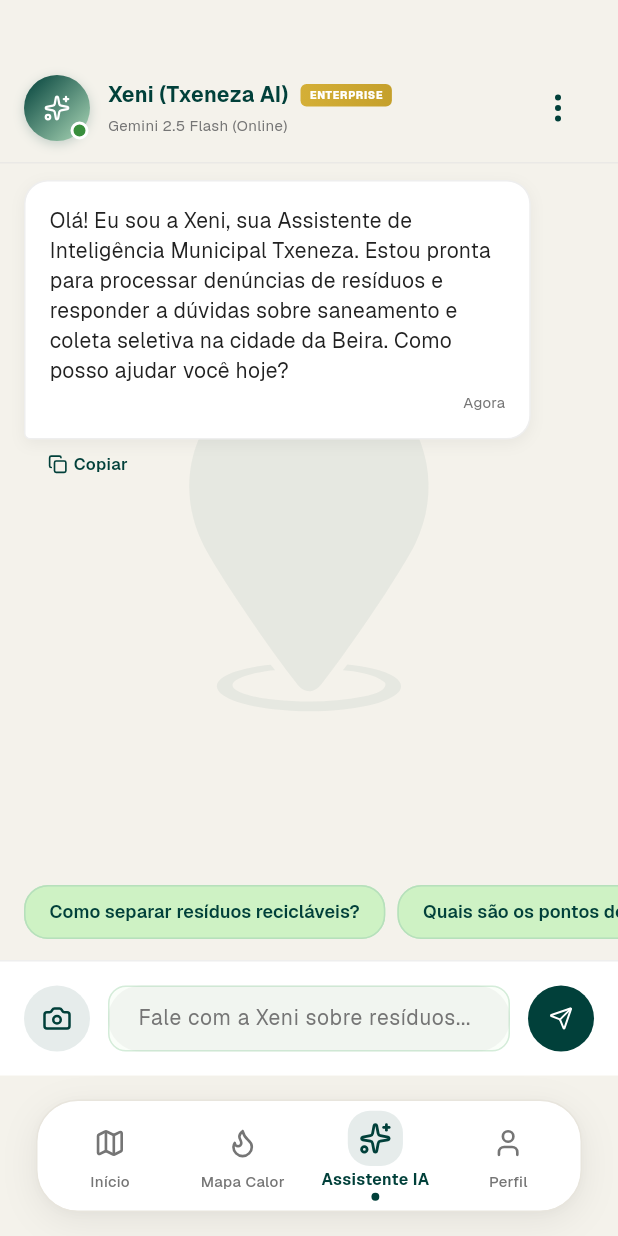
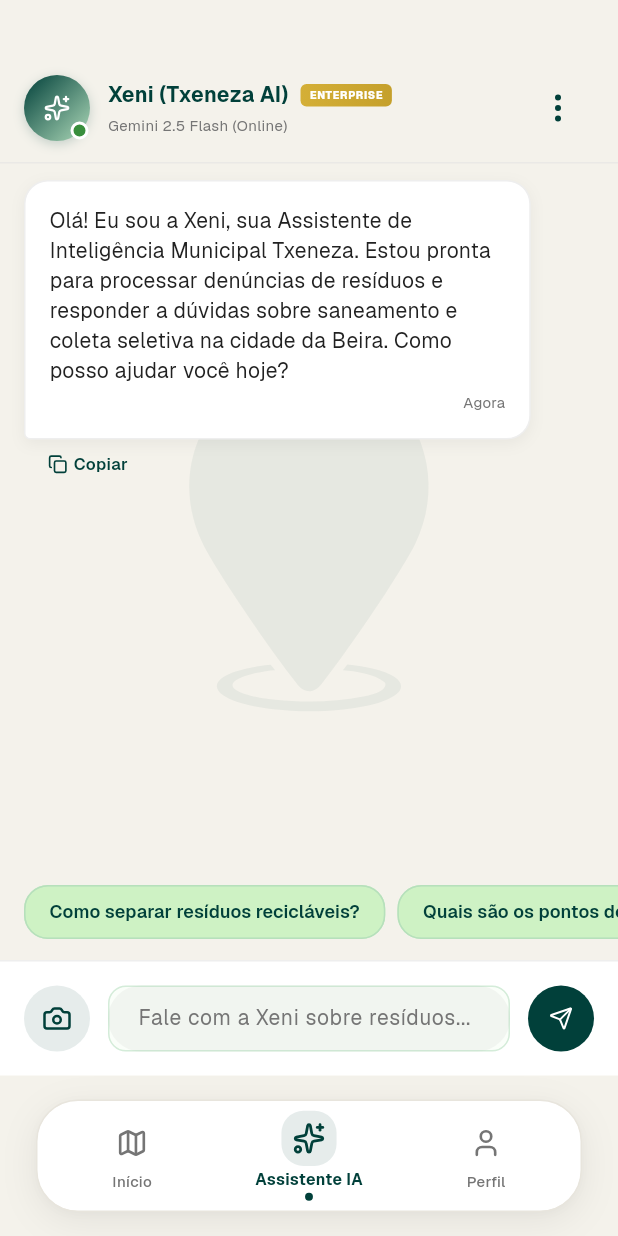
Before and after one commit to txeneza/txeneza-mobile, a Flutter app: the HomeScreen screen opened by its route, scrolled down 77 dp, after a tap on "Início", after a tap on "Assistente IA", on a phone screen of 412 x 824 dp. Run offline on Flutter 3.47's test engine with Material 3 defaults, Android fonts, the phone set to English and light mode, and no system bars; our stand-ins replace cached_network_image, connectivity_plus, flutter_dotenv, flutter_svg, geolocator, google_fonts and 6 more; missing offline and left inert: mapbox_maps_flutter; accounts and stored records are empty.

Commit message:
Remover mapa de calor da app mobile
- Retirado o modo heatmap do enum MapMode e de todo o fluxo de renderização do mapa (txeneza_map.dart)
- Removidos os widgets exclusivos do heatmap: PillToggle (alternador Mapa/Calor), HeatmapLegend e BeiraMapPainter (mockup morto)
- Simplificado map_page.dart: mapa passa a operar sempre em modo normal, sem alternador
- Removida a aba 'Mapa Calor' da navegação inferior em home_screen.dart (ficam Início, Assistente IA, Perfil)
- Removida a condicional de heatmap em occurrence_sheet.dart
- Removida a variável MAPBOX_STYLE_HEATMAP de app_env.dart e .env.example
- Actualizado o guia da app no prompt da Xeni para deixar de mencionar o modo Mapa de Calor

```diff
--- a/lib/features/chatIA/data/xeni_prompt.dart
+++ b/lib/features/chatIA/data/xeni_prompt.dart
@@ -55,8 +55,7 @@ Usa isto para guiar o utilizador sempre que ele perguntar sobre o funcionamento
    Para que as denúncias funcionem, a app solicita permissões nativas de Localização (GPS) e de Câmara.
 
 3. Ecrã Principal (Mapa):
-   Apresenta um mapa interativo da Cidade da Beira.
-   Alternador de Modos: permite escolher entre Modo Normal (mapa claro), Modo Satélite e Modo Mapa de Calor (Heatmap / Zonas Críticas), que assinala as regiões com maior concentração de resíduos.
+   Apresenta um mapa interativo da Cidade da Beira, com todas as ocorrências registadas.
    Botão GPS: centra a câmara na posição física atual do utilizador.
    Estado de Conexão: mostra um selo "Tempo real" (verde) quando online ou "Dados locais" (laranja) quando offline.
    Pontos de Recolha Oficiais: marcadores circulares brancos com borda verde-floresta e ícone de lixeira. Ao tocar, abre um painel inferior com o Nome, o Bairro atendido e o Horário de funcionamento do ecoponto/depósito oficial.
--- a/lib/features/home/presentation/pages/home_screen.dart
+++ b/lib/features/home/presentation/pages/home_screen.dart
@@ -18,7 +18,6 @@ import '../../../map/domain/beira_geo.dart';
 import '../../../map/domain/occurrence_model.dart';
 import '../../../map/domain/ponto_recolha_model.dart';
 import '../../../map/presentation/pages/map_page.dart';
-import '../../../map/presentation/widgets/txeneza_map.dart' show MapMode;
 import '../../../chatIA/presentation/pages/chat_ia_screen.dart';
 import '../../../profile/presentation/pages/profile_page.dart';
 import '../widgets/floating_bottom_navigation_bar.dart';
@@ -32,7 +31,6 @@ class HomeScreen extends StatefulWidget {
 
 class _HomeScreenState extends State<HomeScreen> with TickerProviderStateMixin {
   int _selectedBottomIndex = 0;
-  MapMode _mapMode = MapMode.normal;
 
   // Connectivity state
   bool _isOnline = true;
@@ -294,23 +292,6 @@ class _HomeScreenState extends State<HomeScreen> with TickerProviderStateMixin {
   void _onTabTapped(int index) {
     setState(() {
       _selectedBottomIndex = index;
-      if (index == 0) {
-        _mapMode = MapMode.normal;
-      } else if (index == 1) {
-        _mapMode = MapMode.heatmap;
-      }
-    });
-  }
-
-  // Handle floating toggle changes
-  void _onMapModeToggled(MapMode mode) {
-    setState(() {
-      _mapMode = mode;
-      if (mode == MapMode.normal) {
-        _selectedBottomIndex = 0;
-      } else if (mode == MapMode.heatmap) {
-        _selectedBottomIndex = 1;
-      }
     });
   }
 
@@ -334,10 +315,9 @@ class _HomeScreenState extends State<HomeScreen> with TickerProviderStateMixin {
               children: [
                 Expanded(
                   child: IndexedStack(
-                    index: (_selectedBottomIndex == 0 || _selectedBottomIndex == 1) ? 0 : (_selectedBottomIndex - 1),
+                    index: _selectedBottomIndex,
                     children: [
                       MapPage(
-                        mapMode: _mapMode,
                         occurrences: _occurrences,
                         pontosRecolha: _showPontosRecolha ? _pontosRecolha : [],
                         isOnline: _isOnline,
@@ -350,7 +330,6 @@ class _HomeScreenState extends State<HomeScreen> with TickerProviderStateMixin {
                             _currentScale = scale;
                           });
                         },
-                        onMapModeToggled: _onMapModeToggled,
                         onLocationPressed: _onLocationPressed,
                         onReport: _onDenunciarPressed,
                         onOccurrenceSelected: (occ) =>
@@ -375,7 +354,7 @@ class _HomeScreenState extends State<HomeScreen> with TickerProviderStateMixin {
             ),
 
             // Custom Floating Glassmorphic App Bar
-            if (_selectedBottomIndex != 2 && _selectedBottomIndex != 3)
+            if (_selectedBottomIndex == 0)
               Positioned(
                 top: 0,
                 left: 0,
@@ -387,7 +366,7 @@ class _HomeScreenState extends State<HomeScreen> with TickerProviderStateMixin {
               ),
 
             // Discrete Floating Offline Warning Banner
-            if (!_isOnline && _selectedBottomIndex != 2 && _selectedBottomIndex != 3)
+            if (!_isOnline && _selectedBottomIndex == 0)
               Positioned(
                 top: MediaQuery.of(context).padding.top + 76.0,
                 left: 20,
@@ -447,10 +426,6 @@ class _HomeScreenState extends State<HomeScreen> with TickerProviderStateMixin {
             FloatingNavigationDestination(
               icon: LucideIcons.map,
               label: 'Início',
-            ),
-            FloatingNavigationDestination(
-              icon: LucideIcons.flame,
-              label: 'Mapa Calor',
             ),
             FloatingNavigationDestination(
               icon: LucideIcons.sparkles,
--- a/lib/features/map/presentation/pages/map_page.dart
+++ b/lib/features/map/presentation/pages/map_page.dart
@@ -5,13 +5,10 @@ import 'package:latlong2/latlong.dart';
 import '../../domain/occurrence_model.dart';
 import '../../domain/ponto_recolha_model.dart';
 import '../widgets/txeneza_map.dart';
-import '../widgets/pill_toggle.dart';
-import '../widgets/heatmap_legend.dart';
 import '../widgets/occurrence_sheet.dart';
 import '../../../home/presentation/pages/home_screen.dart';
 
 class MapPage extends StatelessWidget {
-  final MapMode mapMode;
   final List<Occurrence> occurrences;
   final List<PontoRecolha> pontosRecolha;
   final bool isOnline;
@@ -20,7 +17,6 @@ class MapPage extends StatelessWidget {
   final LatLng userLocation;
   final bool isResolvingGps;
   final ValueChanged<double> onScaleChanged;
-  final ValueChanged<MapMode> onMapModeToggled;
   final VoidCallback onLocationPressed;
   final VoidCallback onReport;
   final ValueChanged<Occurrence> onOccurrenceSelected;
@@ -29,7 +25,6 @@ class MapPage extends StatelessWidget {
 
   const MapPage({
     super.key,
-    required this.mapMode,
     required this.occurrences,
     this.pontosRecolha = const [],
     required this.isOnline,
@@ -38,7 +33,6 @@ class MapPage extends StatelessWidget {
     required this.userLocation,
     required this.isResolvingGps,
     required this.onScaleChanged,
-    required this.onMapModeToggled,
     required this.onLocationPressed,
     required this.onReport,
     required this.onOccurrenceSelected,
@@ -48,11 +42,6 @@ class MapPage extends StatelessWidget {
 
   @override
   Widget build(BuildContext context) {
-    final statusBarHeight = MediaQuery.of(context).padding.top;
-    const appBarHeight = 72.0;
-    final offlineBannerHeight = isOnline ? 0.0 : 48.0;
-    final topOffset = statusBarHeight + appBarHeight + offlineBannerHeight + 12.0;
-
     return LayoutBuilder(
       builder: (context, constraints) {
         // Fração recolhida do sheet, adaptada à altura disponível para que
@@ -66,7 +55,7 @@ class MapPage extends StatelessWidget {
             // Mapa a preencher toda a área.
             Positioned.fill(
               child: TxenezaMap(
-                mapMode: mapMode,
+                mapMode: MapMode.normal,
                 occurrences: occurrences,
                 pontosRecolha: pontosRecolha,
                 showClusters: currentScale < 12.0,
@@ -75,29 +64,6 @@ class MapPage extends StatelessWidget {
                 userLocation: userLocation,
                 isResolvingGps: isResolvingGps,
                 onScaleChanged: onScaleChanged,
-              ),
-            ),
-
-            // Alternador Mapa / Calor.
-            Positioned(
-              top: topOffset,
-              right: 16,
-              child: PillToggle(
-                mapMode: mapMode,
-                onChanged: onMapModeToggled,
-              ),
-            ),
-
-            // Legenda do mapa de calor, ancorada acima do sheet recolhido.
-            AnimatedPositioned(
-              duration: const Duration(milliseconds: 300),
-              curve: Curves.easeInOut,
-              bottom: mapMode == MapMode.heatmap ? collapsedPx + 16 : -140,
-              left: 16,
-              child: AnimatedOpacity(
-                duration: const Duration(milliseconds: 300),
-                opacity: mapMode == MapMode.heatmap ? 1.0 : 0.0,
-                child: const HeatmapLegend(),
               ),
             ),
 
@@ -114,7 +80,6 @@ class MapPage extends StatelessWidget {
             // Painel inferior arrastável com resumo e lista.
             OccurrenceSheet(
               occurrences: occurrences,
-              mapMode: mapMode,
               isOnline: isOnline,
               onReport: onReport,
               onOccurrenceTap: onOccurrenceSelected,
--- a/lib/features/map/presentation/widgets/heatmap_legend.dart
+++ /dev/null
@@ -1,79 +0,0 @@
-import 'package:flutter/material.dart';
-import '../../../../core/theme/colors/app_colors.dart';
-
-class HeatmapLegend extends StatelessWidget {
-  const HeatmapLegend({super.key});
-
-  @override
-  Widget build(BuildContext context) {
-    return Container(
-      width: 90,
-      padding: const EdgeInsets.symmetric(horizontal: 8, vertical: 8),
-      decoration: BoxDecoration(
-        color: Colors.white.withValues(alpha: 0.90),
-        borderRadius: BorderRadius.circular(12),
-        boxShadow: const [
-          BoxShadow(
-            color: Color(0x1F000000),
-            blurRadius: 6,
-            offset: Offset(0, 3),
-          ),
-        ],
-      ),
-      child: const Column(
-        mainAxisSize: MainAxisSize.min,
-        crossAxisAlignment: CrossAxisAlignment.start,
-        children: [
-          _LegendRow(color: Color(0xFFE53935), label: 'Alta'),
-          SizedBox(height: 4),
-          _LegendRow(color: Color(0xFFFF9800), label: 'Média'),
-          SizedBox(height: 4),
-          _LegendRow(color: Color(0xFFFFEB3B), label: 'Baixa'),
-        ],
-      ),
-    );
-  }
-}
-
-class _LegendRow extends StatelessWidget {
-  final Color color;
-  final String label;
-
-  const _LegendRow({
-    required this.color,
-    required this.label,
-  });
-
-  @override
-  Widget build(BuildContext context) {
-    return Row(
-      children: [
-        Container(
-          width: 8,
-          height: 8,
-          decoration: BoxDecoration(
-            color: color,
-            shape: BoxShape.circle,
-            boxShadow: [
-              BoxShadow(
-                color: color.withValues(alpha: 0.4),
-                blurRadius: 2,
-                spreadRadius: 1,
-              )
-            ],
-          ),
-        ),
-        const SizedBox(width: 8),
-        Text(
-          label,
-          style: const TextStyle(
-            fontFamily: 'Geist',
-            fontSize: 10,
-            fontWeight: FontWeight.w600,
-            color: AppColors.forestGreen,
-          ),
-        ),
-      ],
-    );
-  }
-}
--- a/lib/features/map/presentation/widgets/occurrence_sheet.dart
+++ b/lib/features/map/presentation/widgets/occurrence_sheet.dart
@@ -4,13 +4,11 @@ import '../../../../core/theme/colors/app_colors.dart';
 import '../../../../core/theme/colors/dark_colors.dart';
 import '../../domain/occurrence_model.dart';
 import 'occurrence_marker_widget.dart';
-import 'txeneza_map.dart';
 
 /// Painel inferior arrastável (estilo mapas premium) com resumo por estado,
 /// ação primária de denúncia e lista interativa de ocorrências.
 class OccurrenceSheet extends StatelessWidget {
   final List<Occurrence> occurrences;
-  final MapMode mapMode;
   final bool isOnline;
   final VoidCallback onReport;
   final ValueChanged<Occurrence> onOccurrenceTap;
@@ -23,7 +21,6 @@ class OccurrenceSheet extends StatelessWidget {
   const OccurrenceSheet({
     super.key,
     required this.occurrences,
-    required this.mapMode,
     required this.isOnline,
     required this.onReport,
     required this.onOccurrenceTap,
@@ -73,7 +70,6 @@ class OccurrenceSheet extends StatelessWidget {
               SliverToBoxAdapter(
                 child: _Header(
                   isDark: isDark,
-                  mapMode: mapMode,
                   isOnline: isOnline,
                   criticas: criticas,
                   pendentes: pendentes,
@@ -108,7 +104,6 @@ class OccurrenceSheet extends StatelessWidget {
 
 class _Header extends StatelessWidget {
   final bool isDark;
-  final MapMode mapMode;
   final bool isOnline;
   final int criticas;
   final int pendentes;
@@ -119,7 +114,6 @@ class _Header extends StatelessWidget {
 
   const _Header({
     required this.isDark,
-    required this.mapMode,
     required this.isOnline,
     required this.criticas,
     required this.pendentes,
@@ -159,9 +153,7 @@ class _Header extends StatelessWidget {
                   crossAxisAlignment: CrossAxisAlignment.start,
                   children: [
                     Text(
-                      mapMode == MapMode.heatmap
-                          ? 'Zonas Críticas'
-                          : 'Ocorrências na Beira',
+                      'Ocorrências na Beira',
                       style: TextStyle(
                         fontFamily: 'Geist',
                         fontSize: 17,
@@ -173,7 +165,6 @@ class _Header extends StatelessWidget {
                     Row(
                       children: [
                         _SyncBadge(isOnline: isOnline),
-                        if (mapMode != MapMode.heatmap) ...[
                         const SizedBox(width: 8),
                         Container(
                           width: 4,
@@ -207,7 +198,6 @@ class _Header extends StatelessWidget {
                             ],
                           ),
                         ),
-                        ],
                       ],
                     ),
                   ],
--- a/lib/features/map/presentation/widgets/pill_toggle.dart
+++ /dev/null
@@ -1,147 +0,0 @@
-import 'package:flutter/material.dart';
-import 'package:lucide_icons_flutter/lucide_icons.dart';
-import '../../../../core/theme/colors/app_colors.dart';
-import 'txeneza_map.dart';
-
-class PillToggle extends StatelessWidget {
-  final MapMode mapMode;
-  final ValueChanged<MapMode> onChanged;
-
-  const PillToggle({
-    super.key,
-    required this.mapMode,
-    required this.onChanged,
-  });
-
-  @override
-  Widget build(BuildContext context) {
-    const double width = 180.0;
-    const double height = 38.0;
-    const double padding = 4.0;
-    const double toggleWidth = (width - (padding * 2)) / 2;
-    const double toggleHeight = height - (padding * 2);
-
-    final int activeIndex = switch (mapMode) {
-      MapMode.normal => 0,
-      MapMode.heatmap => 1,
-      _ => 0, // Fallback
-    };
-
-    return Container(
-      width: width,
-      height: height,
-      decoration: BoxDecoration(
-        color: Colors.white.withValues(alpha: 0.92),
-        borderRadius: BorderRadius.circular(19),
-        boxShadow: const [
-          BoxShadow(
-            color: Color(0x1A000000),
-            blurRadius: 6,
-            offset: Offset(0, 3),
-          ),
-        ],
-      ),
-      child: Padding(
-        padding: const EdgeInsets.all(padding),
-        child: Stack(
-          children: [
-            // Sliding Background Indicator
-            AnimatedPositioned(
-              duration: const Duration(milliseconds: 250),
-              curve: Curves.easeOutCubic,
-              left: activeIndex * toggleWidth,
-              top: 0,
-              width: toggleWidth,
-              height: toggleHeight,
-              child: Container(
-                decoration: BoxDecoration(
-                  color: Colors.white,
-                  borderRadius: BorderRadius.circular(15),
-                  boxShadow: const [
-                    BoxShadow(
-                      color: Color(0x1F000000),
-                      blurRadius: 3,
-                      offset: Offset(0, 1.5),
-                    ),
-                  ],
-                ),
-              ),
-            ),
-
-            // Toggle Items
-            Row(
-              children: [
-                // Mapa (Normal Point View)
-                Expanded(
-                  child: GestureDetector(
-                    behavior: HitTestBehavior.opaque,
-                    onTap: () => onChanged(MapMode.normal),
-                    child: Center(
-                      child: Row(
-                        mainAxisAlignment: MainAxisAlignment.center,
-                        children: [
-                          Icon(
-                            LucideIcons.map,
-                            size: 13,
-                            color: activeIndex == 0
-                                ? AppColors.forestGreen
-                                : AppColors.forestGreen.withValues(alpha: 0.45),
-                          ),
-                          const SizedBox(width: 4),
-                          Text(
-                            'Mapa',
-                            style: TextStyle(
-                              fontFamily: 'Geist',
-                              fontSize: 11,
-                              fontWeight: activeIndex == 0 ? FontWeight.bold : FontWeight.w500,
-                              color: activeIndex == 0
-                                  ? AppColors.forestGreen
-                                  : AppColors.forestGreen.withValues(alpha: 0.45),
-                            ),
-                          ),
-                        ],
-                      ),
-                    ),
-                  ),
-                ),
-                // Calor (Heatmap View)
-                Expanded(
-                  child: GestureDetector(
-                    behavior: HitTestBehavior.opaque,
-                    onTap: () => onChanged(MapMode.heatmap),
-                    child: Center(
-                      child: Row(
-                        mainAxisAlignment: MainAxisAlignment.center,
-                        children: [
-                          Icon(
-                            LucideIcons.flame,
-                            size: 13,
-                            color: activeIndex == 1
-                                ? const Color(0xFFFF5722) // Warm Orange/Red
-                                : AppColors.forestGreen.withValues(alpha: 0.45),
-                          ),
-                          const SizedBox(width: 4),
-                          Text(
-                            'Calor',
-                            style: TextStyle(
-                              fontFamily: 'Geist',
-                              fontSize: 11,
-                              fontWeight: activeIndex == 1 ? FontWeight.bold : FontWeight.w500,
-                              color: activeIndex == 1
-                                  ? const Color(0xFFFF5722)
-                                  : AppColors.forestGreen.withValues(alpha: 0.45),
-                            ),
-                          ),
-                        ],
-                      ),
-                    ),
-                  ),
-                ),
-              ],
-            ),
-          ],
-        ),
-      ),
-    );
-  }
-}
--- a/lib/features/map/presentation/widgets/txeneza_map.dart
+++ b/lib/features/map/presentation/widgets/txeneza_map.dart
@@ -1,4 +1,3 @@
-import 'dart:math' as math;
 import 'dart:typed_data';
 import 'dart:ui' as ui;
 import 'package:flutter/material.dart';
@@ -13,7 +12,7 @@ import '../../domain/ponto_recolha_model.dart';
 import 'occurrence_marker_widget.dart';
 import 'ponto_recolha_marker.dart';
 
-enum MapMode { normal, satellite, heatmap }
+enum MapMode { normal, satellite }
 
 class TxenezaMap extends StatefulWidget {
   final MapMode mapMode;
@@ -112,7 +111,6 @@ class _TxenezaMapState extends State<TxenezaMap> {
     final styleUri = switch (widget.mapMode) {
       MapMode.normal => AppEnv.mapboxStyleNormal,
       MapMode.satellite => AppEnv.mapboxStyleSatellite,
-      MapMode.heatmap => AppEnv.mapboxStyleHeatmap,
     };
     _mapboxMap!.loadStyleURI(styleUri);
   }
@@ -141,26 +139,6 @@ class _TxenezaMapState extends State<TxenezaMap> {
         duration: const Duration(seconds: 2),
       ),
     );
-  }
-
-  double _getPixelRadius(double metersRadius, latlong.LatLng point, double zoom) {
-    final latitudeInRad = point.latitude * math.pi / 180.0;
-    final metersPerPixel = 156543.03 * math.cos(latitudeInRad) / math.pow(2, zoom);
-    return metersRadius / metersPerPixel;
-  }
-
-  void _createHeatmapCircle(latlong.LatLng center, double metersRadius, Color color) async {
-    if (_circleAnnotationManager == null) return;
-    final radiusInPixels = _getPixelRadius(metersRadius, center, widget.currentScale);
-
-    final options = CircleAnnotationOptions(
-      geometry: Point(coordinates: Position(center.longitude, center.latitude)),
-      circleColor: color.toARGB32(),
-      circleRadius: radiusInPixels,
-      circleOpacity: 0.55,
-      circleStrokeWidth: 0.0,
-    );
-    await _circleAnnotationManager!.create(options);
   }
 
   Future<void> _createClusterMarker(latlong.LatLng coords, List<Occurrence> items) async {
@@ -193,19 +171,6 @@ class _TxenezaMapState extends State<TxenezaMap> {
     await _circleAnnotationManager!.deleteAll();
     _annotationPayloads.clear();
 
-    if (widget.mapMode == MapMode.heatmap) {
-      if (widget.occurrences.isNotEmpty) {
-        for (final occ in widget.occurrences) {
-          final color = occurrenceStatusColor(occ.status);
-          _createHeatmapCircle(occ.position, 150.0, color);
-        }
-      } else {
-        // Fallback para mockups se a base de dados estiver vazia
-        _createHeatmapCircle(const latlong.LatLng(-19.8100, 34.8150), 450, const Color(0xFFFF3B30));
-        _createHeatmapCircle(const latlong.LatLng(-19.8350, 34.8410), 350, const Color(0xFFFF9500));
-        _createHeatmapCircle(const latlong.LatLng(-19.8250, 34.8700), 280, const Color(0xFFFFCC00));
-      }
-    } else {
     // Pontos de recolha oficiais
     if (widget.pontosRecolha.isNotEmpty) {
       final pontoRecolhaImage = await _generatePontoRecolhaMarker();
@@ -245,7 +210,6 @@ class _TxenezaMapState extends State<TxenezaMap> {
         );
         final annotation = await _pointAnnotationManager!.create(options);
         _annotationPayloads[annotation.id] = occ;
-        }
       }
     }
   }
@@ -442,7 +406,6 @@ class _TxenezaMapState extends State<TxenezaMap> {
     final styleUri = switch (widget.mapMode) {
       MapMode.normal => AppEnv.mapboxStyleNormal,
       MapMode.satellite => AppEnv.mapboxStyleSatellite,
-      MapMode.heatmap => AppEnv.mapboxStyleHeatmap,
     };
 
     return MapWidget(
```
Also changed, not shown: lib/features/map/presentation/widgets/beira_map_painter.dart (deleted, +0 -176 lines), 2 other files. Lines whose indentation alone changed are shown as unchanged.
